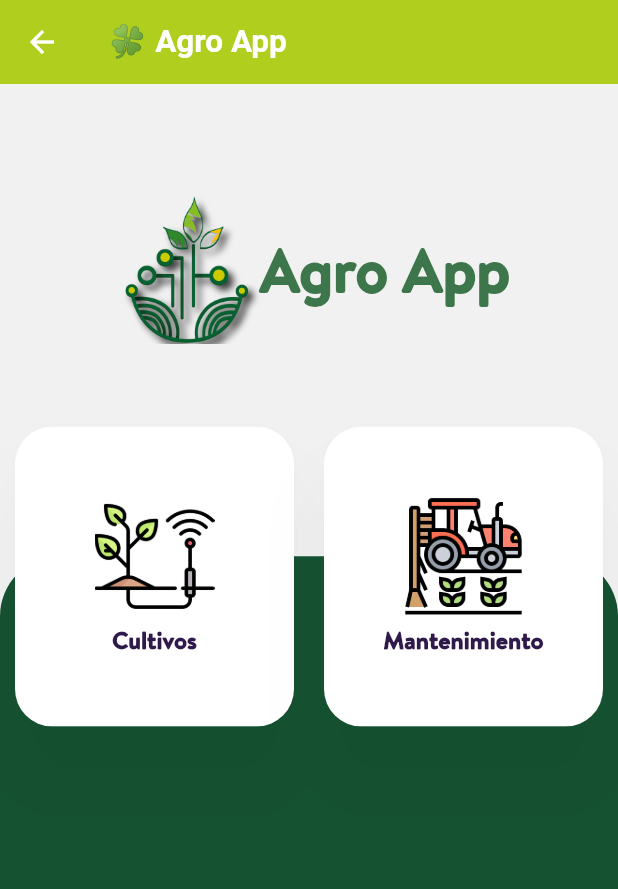
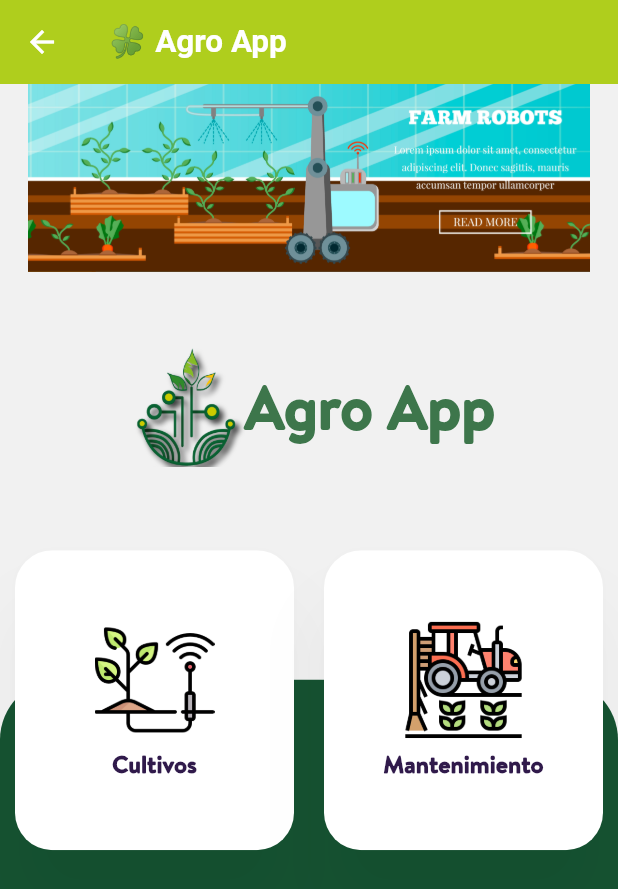
Before and after one commit to InmortalRegis/agro_app, a Flutter app: the DashboardView screen opened by its route, on a phone screen of 412 x 824 dp. Shown: the top 889 px of the screen. Run offline on Flutter 3.47's test engine with Material 2 defaults, Android fonts, the phone set to English and light mode, and no system bars; our stand-ins replace dio, get, styled_widget.

Commit message:
✨ (banners): banner agro app

```diff
--- a/lib/app/modules/dashboard/controllers/dashboard_controller.dart
+++ b/lib/app/modules/dashboard/controllers/dashboard_controller.dart
@@ -1,17 +1,49 @@
+import 'dart:async';
+
+import 'package:flutter/material.dart';
 import 'package:get/get.dart';
 
 class DashboardController extends GetxController {
-  final count = 0.obs;
+  final List<String> images = [
+    'img/banners/farms-robots.jpg',
+    'img/banners/automation.jpg',
+    'img/banners/smart-farm.jpg',
+  ];
+
+  int currentPage = 0;
+  late Timer timer;
+  final PageController pageController = PageController(
+    initialPage: 0,
+  );
+
   @override
   void onInit() {
     super.onInit();
-    print("DashboardController onInit");
+
+    timer = Timer.periodic(Duration(seconds: 5), (Timer timer) {
+      if (currentPage < 2) {
+        currentPage++;
+      } else {
+        currentPage = 0;
+      }
+      pageController.animateToPage(
+        currentPage,
+        duration: Duration(milliseconds: 300),
+        curve: Curves.easeIn,
+      );
+    });
   }
 
   @override
   void onReady() {}
 
   @override
-  void onClose() {}
-  void increment() => count.value++;
+  void onClose() {
+    pageController.dispose();
+    timer.cancel();
+  }
+
+  void onPageChanged(int index) {
+    currentPage = index;
+  }
 }
--- /dev/null
+++ b/lib/app/modules/dashboard/local_widgets/agro_header.dart
@@ -0,0 +1,51 @@
+import 'package:agro_app/app/core/utils/helpers.dart';
+import 'package:agro_app/app/core/values/app_colors.dart';
+import 'package:flutter/material.dart';
+
+class AgroLogo extends StatelessWidget {
+  const AgroLogo({
+    Key? key,
+  }) : super(key: key);
+
+  @override
+  Widget build(BuildContext context) {
+    return Row(
+      mainAxisAlignment: MainAxisAlignment.center,
+      children: [
+        Image(
+          height: 80.0,
+          // width: MediaQuery.of(context).size.width * 0.8,
+          image: AssetImage(
+            path(
+              'img/logos/logo.png',
+            ),
+          ),
+        ),
+        Text(
+          'Agro App',
+          style: TextStyle(
+            fontSize: 40.0,
+            fontWeight: FontWeight.bold,
+            color: AppColors.goblin,
+          ),
+        )
+      ],
+    );
+  }
+}
+
+class AgroHeader extends StatelessWidget {
+  const AgroHeader({
+    Key? key,
+  }) : super(key: key);
+
+  @override
+  Widget build(BuildContext context) {
+    return Container(
+      padding: EdgeInsets.all(30.0),
+      child: Center(
+        child: AgroLogo(),
+      ),
+    );
+  }
+}
--- a/lib/app/modules/dashboard/views/dashboard_view.dart
+++ b/lib/app/modules/dashboard/views/dashboard_view.dart
@@ -1,5 +1,6 @@
 import 'package:agro_app/app/core/utils/helpers.dart';
 import 'package:agro_app/app/core/values/app_colors.dart';
+import 'package:agro_app/app/modules/dashboard/local_widgets/agro_header.dart';
 import 'package:agro_app/app/modules/dashboard/local_widgets/menu_item.dart';
 import 'package:agro_app/app/routes/app_pages.dart';
 import 'package:flutter/material.dart';
@@ -14,11 +15,73 @@ class DashboardView extends GetView<DashboardController> {
       appBar: AppBar(
         title: Text('🍀 Agro App'),
       ),
-      body: Container(
+      body: Column(
+        children: [
+          Banners(
+            size: _size,
+            controller: controller,
+          ),
+          DashboardBody(),
+        ],
+      ),
+    );
+  }
+}
+
+class Banners extends StatelessWidget {
+  const Banners({
+    Key? key,
+    required Size size,
+    required this.controller,
+  })  : _size = size,
+        super(key: key);
+
+  final Size _size;
+  final DashboardController controller;
+
+  @override
+  Widget build(BuildContext context) {
+    return Container(
+      padding: EdgeInsets.zero,
+      height: _size.height * 0.152,
+      child: PageView.builder(
+        padEnds: false,
+        scrollDirection: Axis.horizontal,
+        controller: controller.pageController,
+        onPageChanged: controller.onPageChanged,
+        itemCount: controller.images.length,
+        itemBuilder: (ctx, i) => Image(
+          width: _size.width,
+          image: AssetImage(
+            path(
+              controller.images[i],
+            ),
+          ),
+        ),
+      ),
+    );
+  }
+}
+
+class DashboardBody extends StatelessWidget {
+  const DashboardBody({
+    Key? key,
+  }) : super(key: key);
+
+  @override
+  Widget build(BuildContext context) {
+    final _size = MediaQuery.of(context).size;
+    return Expanded(
+      child: Container(
         height: MediaQuery.of(context).size.height,
         child: Stack(
           children: [
-            AgroHeader(),
+            Positioned(
+              child: AgroHeader(),
+              left: 0,
+              right: 0,
+              top: 20.0,
+            ),
             Positioned(
               child: AgroBg(),
               left: 0,
@@ -26,7 +89,7 @@ class DashboardView extends GetView<DashboardController> {
               bottom: 0,
             ),
             Positioned(
-              bottom: _size.height * 0.40,
+              bottom: _size.height * 0.30,
               left: 0.0,
               right: 0.0,
               child: Row(
@@ -68,7 +131,7 @@ class AgroBg extends StatelessWidget {
   @override
   Widget build(BuildContext context) {
     return Container(
-      height: MediaQuery.of(context).size.height * .55,
+      height: MediaQuery.of(context).size.height * .45,
       padding: EdgeInsets.symmetric(
         vertical: 30.0,
         horizontal: 10.0,
@@ -84,41 +147,3 @@ class AgroBg extends StatelessWidget {
     );
   }
 }
-
-class AgroHeader extends StatelessWidget {
-  const AgroHeader({
-    Key? key,
-  }) : super(key: key);
-
-  @override
-  Widget build(BuildContext context) {
-    final _size = MediaQuery.of(context).size;
-    return Container(
-      height: _size.height * 0.30,
-      child: Center(
-        child: Row(
-          mainAxisAlignment: MainAxisAlignment.center,
-          children: [
-            Image(
-              height: 100.0,
-              // width: MediaQuery.of(context).size.width * 0.8,
-              image: AssetImage(
-                path(
-                  'img/logos/logo.png',
-                ),
-              ),
-            ),
-            Text(
-              'Agro App',
-              style: TextStyle(
-                fontSize: 40.0,
-                fontWeight: FontWeight.bold,
-                color: AppColors.goblin,
-              ),
-            )
-          ],
-        ),
-      ),
-    );
-  }
-}
--- a/pubspec.yaml
+++ b/pubspec.yaml
@@ -31,4 +31,5 @@ flutter:
     - assets/img/logos/
     - assets/img/splash/
     - assets/img/icons/
+    - assets/img/banners/
   uses-material-design: true
```
Also changed, not shown: assets/img/banners/automation.jpg (added), assets/img/banners/farms-robots.jpg (added), assets/img/banners/smart-farm.jpg (added).
